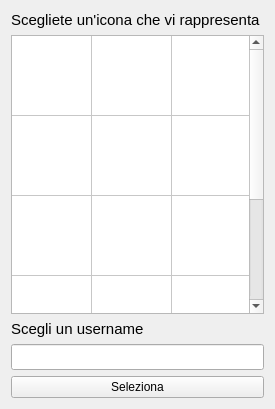
Above: UserInterface/userselection.ui from Claudiaf26/Network_sharing before the change. Below: the same form after it.
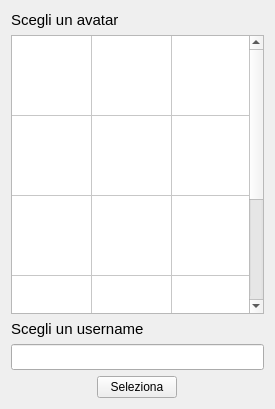
That is the form after the change.

```diff
--- a/UserInterface/userselection.ui
+++ b/UserInterface/userselection.ui
@@ -22,7 +22,7 @@
       </font>
      </property>
      <property name="text">
-      <string>Scegliete un'icona che vi rappresenta</string>
+      <string>Scegli un avatar</string>
      </property>
     </widget>
    </item>
@@ -90,8 +90,20 @@
      </property>
     </widget>
    </item>
-   <item>
+   <item alignment="Qt::AlignHCenter">
     <widget class="QPushButton" name="selectButton">
+     <property name="minimumSize">
+      <size>
+       <width>70</width>
+       <height>0</height>
+      </size>
+     </property>
+     <property name="maximumSize">
+      <size>
+       <width>150</width>
+       <height>16777215</height>
+      </size>
+     </property>
      <property name="text">
       <string>Seleziona</string>
      </property>
```
Left out of the diff: 2 changed lines with no effect on the pictures.
